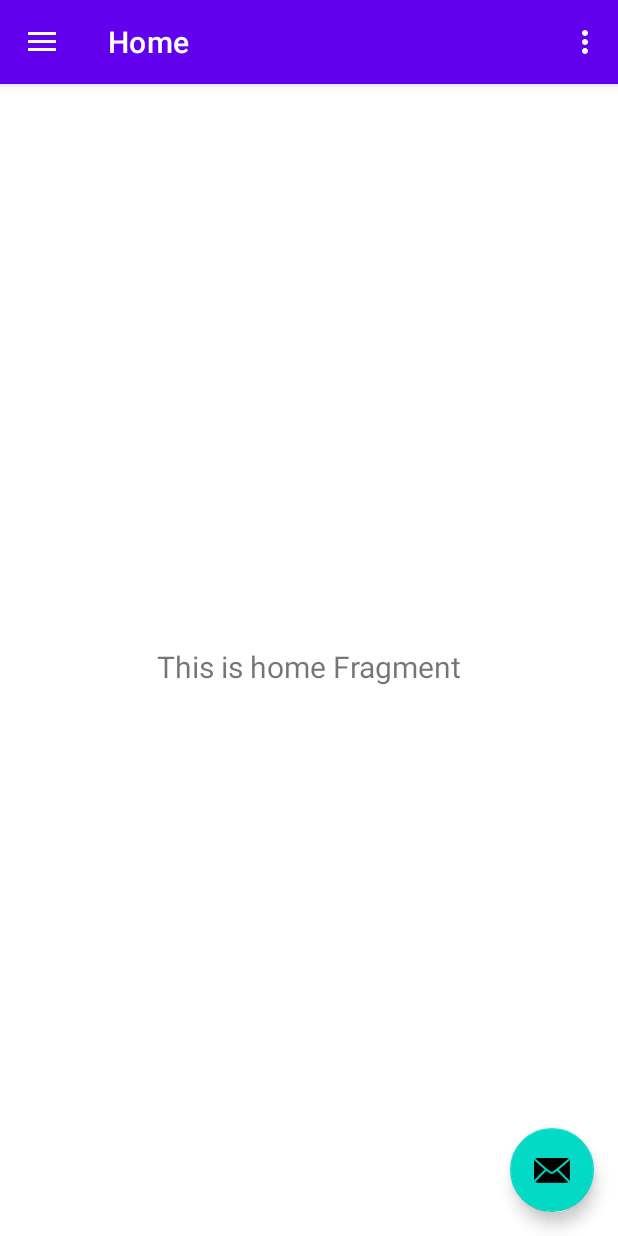
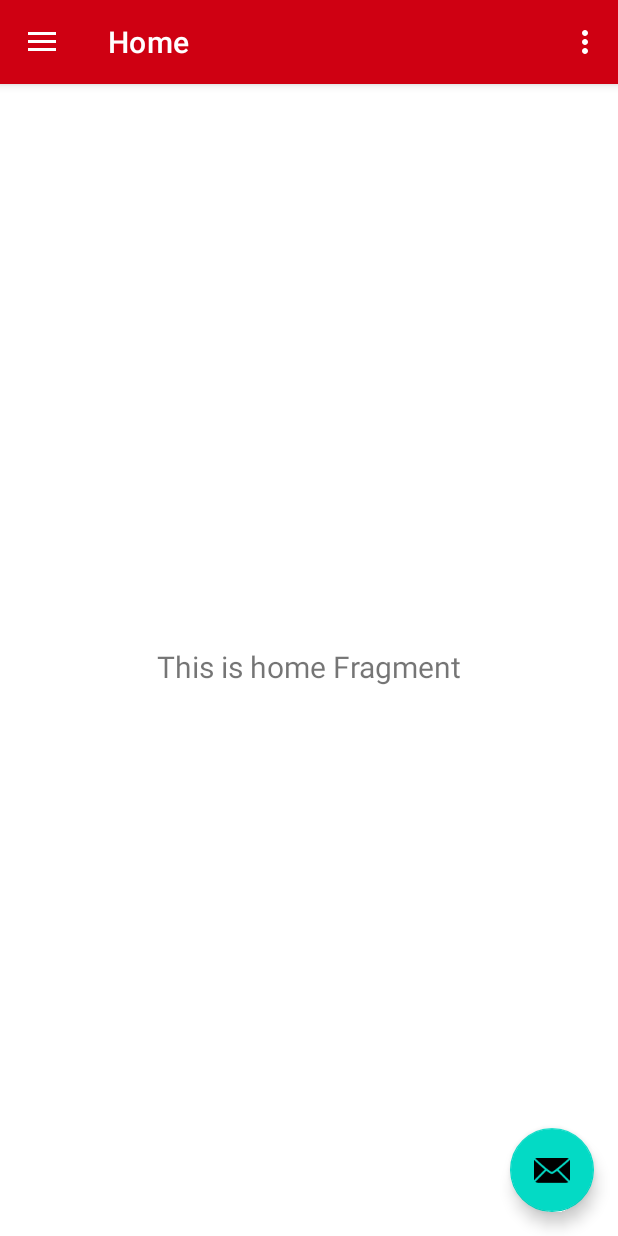
Before and after one commit to a01750264/DibujandoUnManana, an Android app: the screen it shows after launch (MainActivity), on a phone screen of 412 x 824 dp. Run offline under Robolectric (Android 15) with nearby library versions, the phone set to English and light mode, and no system bars; our stand-ins replace navigation-ui.

Commit message:
Cambio en los colores de la barra navegación :+1:

```diff
--- a/app/src/main/res/values/colors.xml
+++ b/app/src/main/res/values/colors.xml
@@ -1,8 +1,8 @@
 <?xml version="1.0" encoding="utf-8"?>
 <resources>
     <color name="purple_200">#FFBB86FC</color>
-    <color name="purple_500">#FF6200EE</color>
-    <color name="purple_700">#FF3700B3</color>
+    <color name="purple_500">#CF0012</color>
+    <color name="purple_700">#C40011</color>    // Status bar
     <color name="teal_200">#FF03DAC5</color>
     <color name="teal_700">#FF018786</color>
     <color name="black">#FF000000</color>
```
